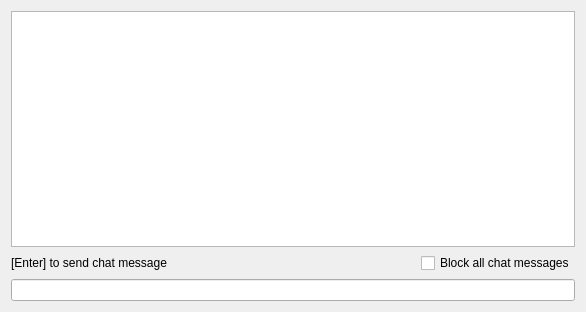
Before: the Qt Designer form CGAssistant/chatform.ui in hzqst/CGAssistant, drawn with Qt 5.
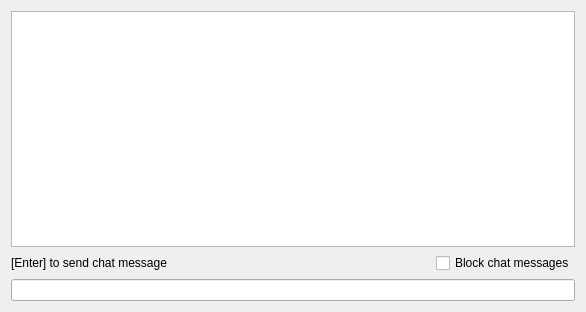
After: the same form once the commit is applied.

What changed in the file:
```diff
--- a/CGAssistant/chatform.ui
+++ b/CGAssistant/chatform.ui
@@ -52,7 +52,10 @@
             <enum>Qt::LeftToRight</enum>
            </property>
            <property name="text">
-            <string>Block all chat messages</string>
+            <string>Block chat messages</string>
+           </property>
+           <property name="tristate">
+            <bool>true</bool>
            </property>
           </widget>
          </item>
```
Left out of the diff: 2 changed lines with no effect on the pictures.
